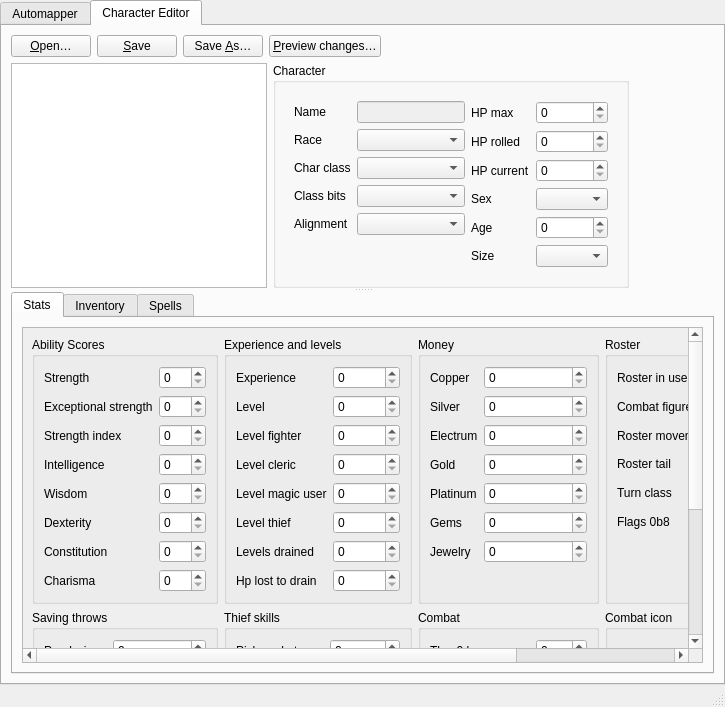
Above: wish/window.ui from malcyon/wish before the change. Below: the same form after it.
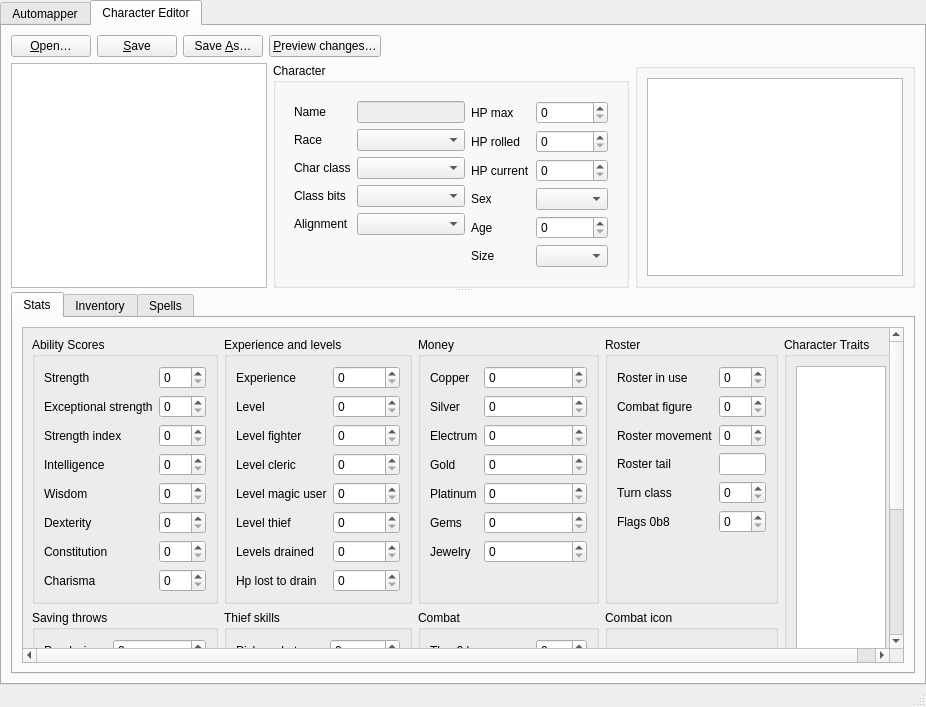
That is the form after the change. The open tabs and pages were chosen to show the change. Custom widgets are drawn as their Qt base class.

Commit message:
Show what is running on the save in a read-only panel beside the roster, behind WISH_EXPERIMENTAL_EFFECTS (#13)
Claude-Session: https://claude.ai/code/session_013pBZLMyv6Gg5eaNHRPRs2W

The edit to the form file:
```diff
--- a/wish/window.ui
+++ b/wish/window.ui
@@ -1731,6 +1731,18 @@
             </layout>
            </widget>
           </item>
+          <item>
+           <widget class="QGroupBox" name="box_active_effects">
+            <property name="title">
+             <string/>
+            </property>
+            <layout class="QVBoxLayout" name="layout_active_effects">
+             <item>
+              <widget class="ActiveEffectsView" name="active_effects" />
+             </item>
+            </layout>
+           </widget>
+          </item>
           <item>
            <spacer name="header_slack">
             <property name="orientation">
@@ -2992,6 +3004,11 @@
    <extends>QTableView</extends>
    <header>editor.effects</header>
   </customwidget>
+  <customwidget>
+   <class>ActiveEffectsView</class>
+   <extends>QTableView</extends>
+   <header>editor.activeeffects</header>
+  </customwidget>
  </customwidgets>
  <resources />
  <connections />
```
The commit also changes 7 other files.
